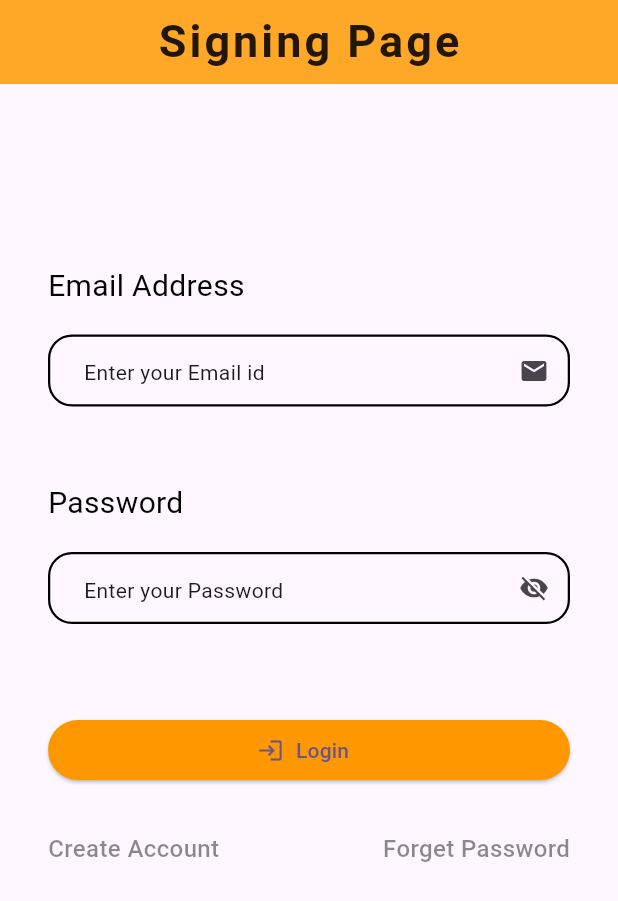
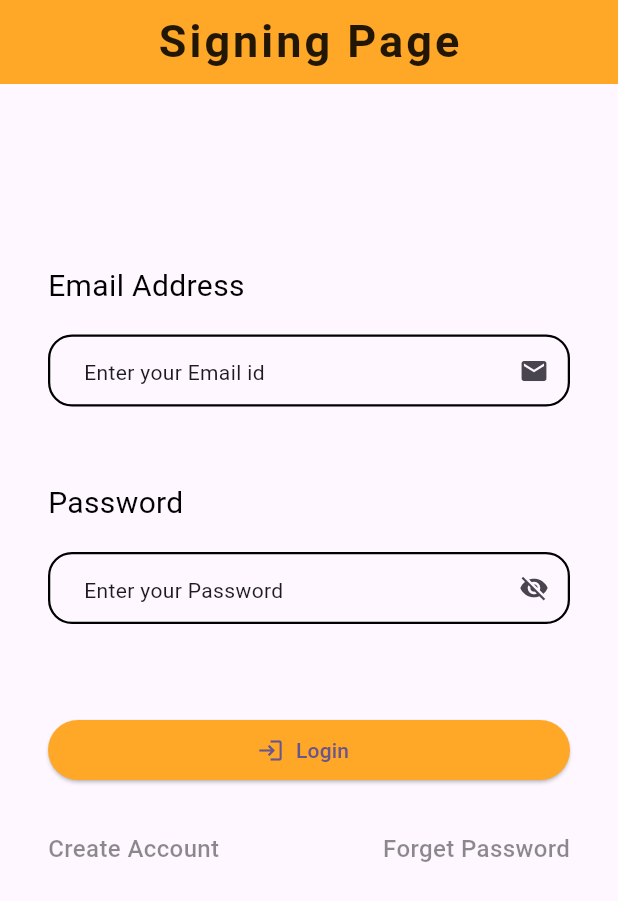
Before and after one commit to Ratndeep1999/database_practice, a Flutter app: the screen it shows after launch, on a phone screen of 412 x 824 dp. Shown: the top 901 px of the screen. Run offline on Flutter 3.47's test engine with Material 3 defaults, Android fonts, the phone set to English and light mode, and no system bars; our stand-ins replace sqflite; accounts and stored records are empty.

Commit message:
button width add with null safe, and button color change

```diff
--- a/lib/CustomWidgets/button_widget.dart
+++ b/lib/CustomWidgets/button_widget.dart
@@ -6,7 +6,7 @@ class ButtonWidget extends StatelessWidget {
     required this.label,
     required this.buttonPress,
     this.icon,
-    this.buttonWidth
+    this.buttonWidth,
   });
 
   final String label;
@@ -22,7 +22,9 @@ class ButtonWidget extends StatelessWidget {
         onPressed: buttonPress,
         label: Text(label),
         icon: Icon(icon),
-        style: ElevatedButton.styleFrom(backgroundColor: Colors.orange),
+        style: ElevatedButton.styleFrom(
+          backgroundColor: Colors.orange.shade400,
+        ),
       ),
     );
   }
```
